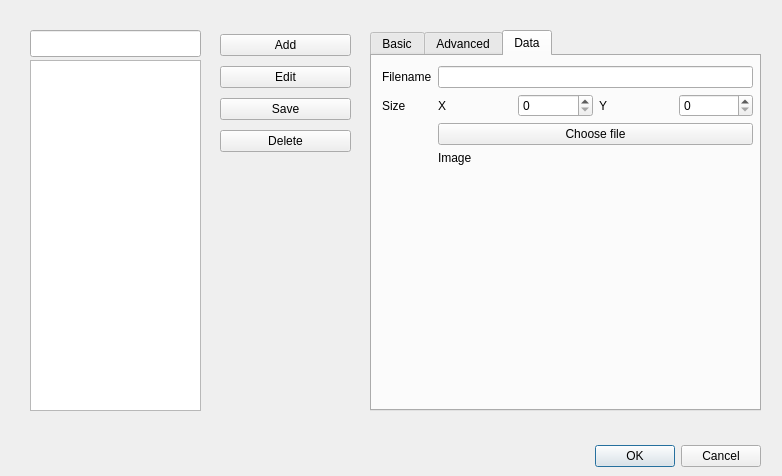
Qt form MapEdit/Forms/NewUnitModuleDlg.ui (Iskandor/ymir-rte) before a commit.
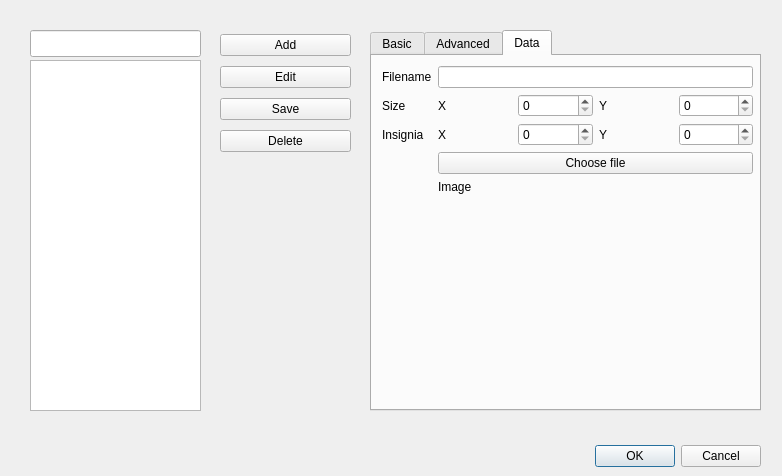
The same form after that commit. The open tabs and pages were chosen to show the change. Custom widgets are drawn as their Qt base class.

```diff
--- a/MapEdit/Forms/NewUnitModuleDlg.ui
+++ b/MapEdit/Forms/NewUnitModuleDlg.ui
@@ -423,20 +423,6 @@
         </property>
        </widget>
       </item>
-      <item row="2" column="1">
-       <widget class="QPushButton" name="ChooseBtn">
-        <property name="text">
-         <string>Choose file</string>
-        </property>
-       </widget>
-      </item>
-      <item row="3" column="1">
-       <widget class="QClickLabel" name="ImageLb">
-        <property name="text">
-         <string>Image</string>
-        </property>
-       </widget>
-      </item>
       <item row="1" column="1">
        <layout class="QHBoxLayout" name="horizontalLayout">
         <item>
@@ -461,6 +447,59 @@
         </item>
        </layout>
       </item>
+      <item row="3" column="1">
+       <widget class="QPushButton" name="ChooseBtn">
+        <property name="text">
+         <string>Choose file</string>
+        </property>
+       </widget>
+      </item>
+      <item row="4" column="1">
+       <widget class="QClickLabel" name="ImageLb">
+        <property name="text">
+         <string>Image</string>
+        </property>
+       </widget>
+      </item>
+      <item row="2" column="0">
+       <widget class="QLabel" name="label_29">
+        <property name="text">
+         <string>Insignia</string>
+        </property>
+       </widget>
+      </item>
+      <item row="2" column="1">
+       <layout class="QHBoxLayout" name="horizontalLayout_2">
+        <item>
+         <widget class="QLabel" name="label_30">
+          <property name="text">
+           <string>X</string>
+          </property>
+         </widget>
+        </item>
+        <item>
+         <widget class="QSpinBox" name="InsXSb">
+          <property name="singleStep">
+           <number>16</number>
+          </property>
+         </widget>
+        </item>
+        <item>
+         <widget class="QLabel" name="label_31">
+          <property name="text">
+           <string>Y</string>
+          </property>
+         </widget>
+        </item>
+        <item>
+         <widget class="QSpinBox" name="InsYSb">
+          <property name="singleStep">
+           <number>16</number>
+          </property>
+         </widget>
+        </item>
+       </layout>
+      </item>
      </layout>
     </widget>
    </widget>
```
Left out of the diff: 2 changed lines with no effect on the pictures.
